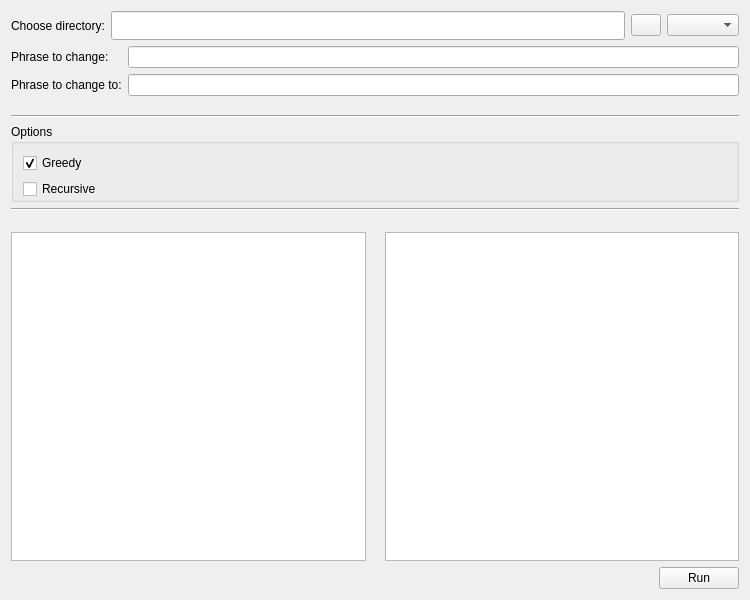
This is rename.ui in june3474/rename as Qt 5 draws it before an edit. The edited form follows.
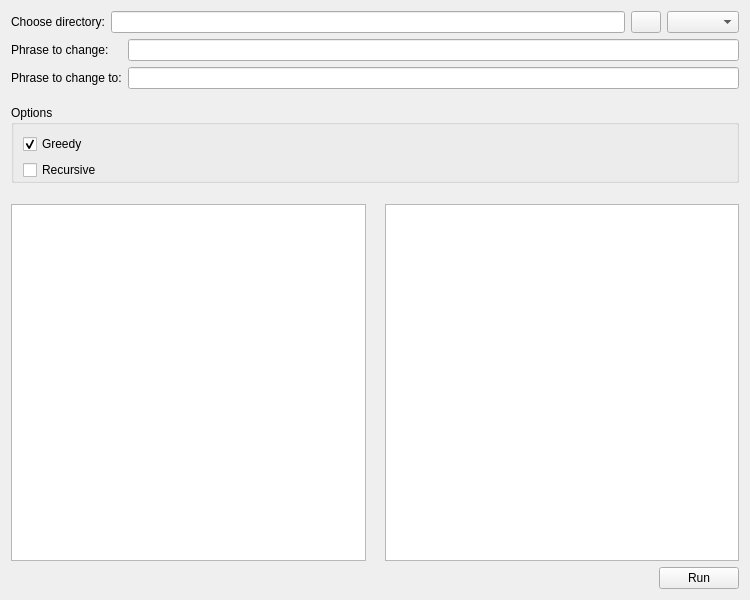
This is the edited form. Icons and pictures are not drawn. Custom widgets are drawn as their Qt base class.

Patch:
```diff
--- a/rename.ui
+++ b/rename.ui
@@ -19,104 +19,20 @@
   <property name="layoutDirection">
    <enum>Qt::LeftToRight</enum>
   </property>
-  <layout class="QGridLayout" name="gridLayout">
-   <item row="2" column="0">
-    <spacer name="verticalSpacer">
-     <property name="orientation">
-      <enum>Qt::Vertical</enum>
-     </property>
-     <property name="sizeType">
-      <enum>QSizePolicy::Preferred</enum>
-     </property>
-     <property name="sizeHint" stdset="0">
-      <size>
-       <width>20</width>
-       <height>3</height>
-      </size>
-     </property>
-    </spacer>
-   </item>
-   <item row="4" column="0">
-    <widget class="QGroupBox" name="groupBox">
-     <property name="styleSheet">
-      <string notr="true"/>
-     </property>
-     <property name="title">
-      <string>Options</string>
-     </property>
-     <layout class="QVBoxLayout" name="verticalLayout_2">
-      <property name="topMargin">
-       <number>9</number>
-      </property>
-      <property name="rightMargin">
-       <number>9</number>
-      </property>
-      <property name="bottomMargin">
-       <number>0</number>
-      </property>
-      <item>
-       <widget class="QCheckBox" name="chkBoxGreedy">
-        <property name="enabled">
-         <bool>true</bool>
-        </property>
-        <property name="text">
-         <string>Greedy</string>
-        </property>
-        <property name="checked">
-         <bool>true</bool>
-        </property>
-       </widget>
-      </item>
-      <item>
-       <widget class="QCheckBox" name="chkBoxRecursive">
-        <property name="text">
-         <string>Recursive</string>
-        </property>
-       </widget>
-      </item>
-     </layout>
-    </widget>
-   </item>
-   <item row="3" column="0">
-    <widget class="Line" name="line">
-     <property name="orientation">
-      <enum>Qt::Horizontal</enum>
-     </property>
-    </widget>
-   </item>
-   <item row="0" column="0">
-    <layout class="QGridLayout" name="Directory">
-     <item row="0" column="1">
-      <widget class="QLineEdit" name="lineEditDir">
-       <property name="minimumSize">
-        <size>
-         <width>400</width>
-         <height>29</height>
-        </size>
-       </property>
-       <property name="baseSize">
-        <size>
-         <width>400</width>
-         <height>29</height>
-        </size>
-       </property>
-      </widget>
-     </item>
-     <item row="0" column="0">
+  <layout class="QVBoxLayout" name="verticalLayout">
+   <item>
+    <layout class="QHBoxLayout" name="horizontalLayout_2">
+     <item>
       <widget class="QLabel" name="label">
        <property name="text">
         <string>Choose directory:</string>
        </property>
       </widget>
      </item>
-     <item row="0" column="3">
-      <widget class="QComboBox" name="comboBox">
-       <property name="focusPolicy">
-        <enum>Qt::StrongFocus</enum>
-       </property>
-      </widget>
+     <item>
+      <widget class="MyLineEdit" name="lineEditDir"/>
      </item>
-     <item row="0" column="2">
+     <item>
       <widget class="QPushButton" name="btnFileBrowse">
        <property name="maximumSize">
         <size>
@@ -148,15 +64,22 @@
        </property>
       </widget>
      </item>
+     <item>
+      <widget class="QComboBox" name="comboBox">
+       <property name="focusPolicy">
+        <enum>Qt::StrongFocus</enum>
+       </property>
+      </widget>
+     </item>
     </layout>
    </item>
-   <item row="1" column="0">
+   <item>
     <layout class="QFormLayout" name="Phrase">
      <property name="bottomMargin">
       <number>10</number>
      </property>
      <item row="0" column="1">
-      <widget class="QLineEdit" name="lineEditOld"/>
+      <widget class="MyLineEdit" name="lineEditOld"/>
      </item>
      <item row="1" column="0">
       <widget class="QLabel" name="lblPhraseToChangeTo">
@@ -166,7 +89,7 @@
       </widget>
      </item>
      <item row="1" column="1">
-      <widget class="QLineEdit" name="lineEditNew"/>
+      <widget class="MyLineEdit" name="lineEditNew"/>
      </item>
      <item row="0" column="0">
       <widget class="QLabel" name="lblPhraseToChange">
@@ -180,10 +103,67 @@
      </item>
     </layout>
    </item>
-   <item row="7" column="0">
-    <layout class="QVBoxLayout" name="verticalLayout"/>
+   <item>
+    <widget class="QGroupBox" name="groupBox">
+     <property name="autoFillBackground">
+      <bool>true</bool>
+     </property>
+     <property name="styleSheet">
+      <string notr="true"/>
+     </property>
+     <property name="title">
+      <string>Options</string>
+     </property>
+     <layout class="QVBoxLayout" name="verticalLayout_2">
+      <property name="topMargin">
+       <number>9</number>
+      </property>
+      <property name="rightMargin">
+       <number>9</number>
+      </property>
+      <property name="bottomMargin">
+       <number>0</number>
+      </property>
+      <item>
+       <widget class="QCheckBox" name="chkBoxGreedy">
+        <property name="enabled">
+         <bool>true</bool>
+        </property>
+        <property name="text">
+         <string>Greedy</string>
+        </property>
+        <property name="checked">
+         <bool>true</bool>
+        </property>
+       </widget>
+      </item>
+      <item>
+       <widget class="QCheckBox" name="chkBoxRecursive">
+        <property name="text">
+         <string>Recursive</string>
+        </property>
+       </widget>
+      </item>
+     </layout>
+    </widget>
    </item>
-   <item row="8" column="0">
+   <item>
+    <spacer name="verticalSpacer_2">
+     <property name="orientation">
+      <enum>Qt::Vertical</enum>
+     </property>
+     <property name="sizeType">
+      <enum>QSizePolicy::Preferred</enum>
+     </property>
+     <property name="sizeHint" stdset="0">
+      <size>
+       <width>20</width>
+       <height>15</height>
+      </size>
+     </property>
+    </spacer>
+   </item>
+   <item>
     <layout class="QHBoxLayout" name="Files">
      <item>
       <widget class="QListView" name="listBefore">
@@ -232,7 +212,7 @@
      </item>
     </layout>
    </item>
-   <item row="9" column="0">
+   <item>
     <layout class="QHBoxLayout" name="horizontalLayout">
      <item>
       <spacer name="horizontalSpacer">
@@ -259,31 +239,15 @@
      </item>
     </layout>
    </item>
-   <item row="5" column="0">
-    <widget class="Line" name="line_2">
-     <property name="orientation">
-      <enum>Qt::Horizontal</enum>
-     </property>
-    </widget>
-   </item>
-   <item row="6" column="0">
-    <spacer name="verticalSpacer_2">
-     <property name="orientation">
-      <enum>Qt::Vertical</enum>
-     </property>
-     <property name="sizeType">
-      <enum>QSizePolicy::Preferred</enum>
-     </property>
-     <property name="sizeHint" stdset="0">
-      <size>
-       <width>20</width>
-       <height>15</height>
-      </size>
-     </property>
-    </spacer>
-   </item>
   </layout>
  </widget>
+ <customwidgets>
+  <customwidget>
+   <class>MyLineEdit</class>
+   <extends>QLineEdit</extends>
+   <header>mylineedit.h</header>
+  </customwidget>
+ </customwidgets>
  <tabstops>
   <tabstop>lineEditDir</tabstop>
   <tabstop>btnFileBrowse</tabstop>
```
Left out of the diff: 2 changed lines with no effect on the pictures.
